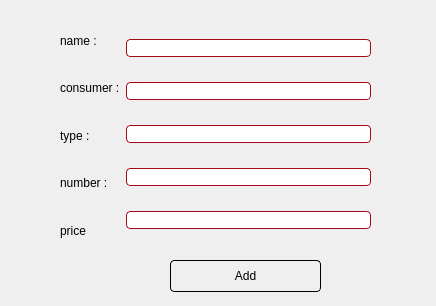
Above: Store/add_pro.ui from Mitraaaaa/Store before the change. Below: the same form after it.
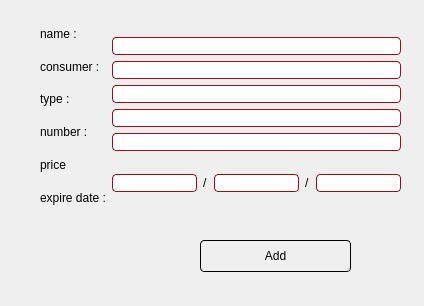
That is the form after the change.

Commit message: Enable date in add product frame

```diff
--- a/Store/add_pro.ui
+++ b/Store/add_pro.ui
@@ -6,7 +6,7 @@
    <rect>
     <x>0</x>
     <y>0</y>
-    <width>436</width>
+    <width>424</width>
     <height>306</height>
    </rect>
   </property>
@@ -48,13 +48,26 @@
     border-radius: 4px;
 }</string>
   </property>
-  <widget class="QWidget" name="layoutWidget">
+  <widget class="QPushButton" name="additem">
    <property name="geometry">
     <rect>
-     <x>60</x>
+     <x>200</x>
+     <y>240</y>
+     <width>151</width>
+     <height>32</height>
+    </rect>
+   </property>
+   <property name="text">
+    <string>Add</string>
+   </property>
+  </widget>
+  <widget class="QWidget" name="">
+   <property name="geometry">
+    <rect>
+     <x>40</x>
      <y>20</y>
-     <width>311</width>
-     <height>231</height>
+     <width>361</width>
+     <height>191</height>
     </rect>
    </property>
    <layout class="QHBoxLayout" name="horizontalLayout">
@@ -95,8 +108,17 @@
         </property>
        </widget>
       </item>
+      <item>
+       <widget class="QLabel" name="label">
+        <property name="text">
+         <string>expire date :</string>
+        </property>
+       </widget>
+      </item>
      </layout>
     </item>
+    <item>
+     <layout class="QVBoxLayout" name="verticalLayout_3">
     <item>
      <layout class="QVBoxLayout" name="verticalLayout_2">
       <item>
@@ -116,20 +138,61 @@
       </item>
      </layout>
     </item>
-   </layout>
-  </widget>
-  <widget class="QPushButton" name="additem">
-   <property name="geometry">
-    <rect>
-     <x>170</x>
-     <y>260</y>
-     <width>151</width>
-     <height>32</height>
-    </rect>
-   </property>
+      <item>
+       <layout class="QHBoxLayout" name="horizontalLayout_2">
+        <item>
+         <widget class="QLineEdit" name="year">
+          <property name="toolTip">
+           <string/>
+          </property>
+          <property name="statusTip">
+           <string/>
+          </property>
+          <property name="whatsThis">
+           <string/>
+          </property>
+          <property name="accessibleName">
+           <string/>
+          </property>
+          <property name="accessibleDescription">
+           <string/>
+          </property>
+          <property name="inputMask">
+           <string extracomment="year"/>
+          </property>
+          <property name="text">
+           <string extracomment="year"/>
+          </property>
+          <property name="placeholderText">
+           <string/>
+          </property>
+         </widget>
+        </item>
+        <item>
+         <widget class="QLabel" name="label_2">
+          <property name="text">
+           <string>/</string>
+          </property>
+         </widget>
+        </item>
+        <item>
+         <widget class="QLineEdit" name="month"/>
+        </item>
+        <item>
+         <widget class="QLabel" name="label_3">
    <property name="text">
-    <string>Add</string>
-   </property>
+           <string>/</string>
+          </property>
+         </widget>
+        </item>
+        <item>
+         <widget class="QLineEdit" name="day"/>
+        </item>
+       </layout>
+      </item>
+     </layout>
+    </item>
+   </layout>
   </widget>
  </widget>
  <resources/>
```
Left out of the diff: 9 changed lines with no effect on the pictures. Lines whose indentation alone changed are shown as unchanged. The commit also changes 6 other files.
